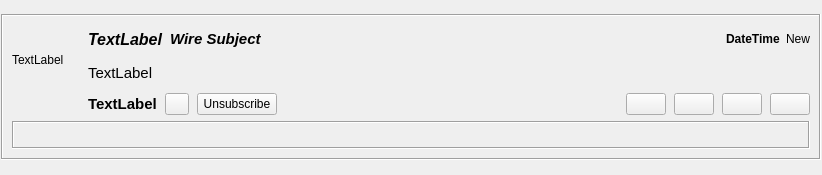
This is retroshare-gui/src/gui/feeds/WireNotifyPostItem.ui in RetroShare/RetroShare as Qt 5 draws it before an edit. The edited form follows.
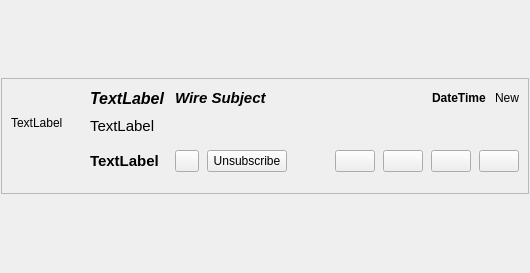
This is the edited form. Icons and pictures are not drawn.

Commit message: Fix wire post notify

```diff
--- a/retroshare-gui/src/gui/feeds/WireNotifyPostItem.ui
+++ b/retroshare-gui/src/gui/feeds/WireNotifyPostItem.ui
@@ -6,8 +6,8 @@
    <rect>
     <x>0</x>
     <y>0</y>
-    <width>822</width>
-    <height>175</height>
+    <width>530</width>
+    <height>273</height>
    </rect>
   </property>
   <layout class="QGridLayout" name="WireNotifyPostItem_GL">
@@ -41,14 +41,20 @@
       <bool>true</bool>
      </property>
      <property name="frameShape">
-      <enum>QFrame::Shape::Box</enum>
+      <enum>QFrame::StyledPanel</enum>
      </property>
      <property name="frameShadow">
-      <enum>QFrame::Shadow::Sunken</enum>
+      <enum>QFrame::Raised</enum>
      </property>
      <layout class="QVBoxLayout" name="feedFrame_VL">
       <item>
        <layout class="QHBoxLayout" name="mainTopHLayout">
+        <property name="spacing">
+         <number>9</number>
+        </property>
+        <property name="leftMargin">
+         <number>0</number>
+        </property>
         <item>
          <layout class="QVBoxLayout" name="logo_VLayout">
           <item>
@@ -97,6 +103,7 @@
               <property name="font">
                <font>
                 <pointsize>12</pointsize>
+                <weight>75</weight>
                 <italic>true</italic>
                 <bold>true</bold>
                </font>
@@ -117,6 +124,7 @@
               <property name="font">
                <font>
                 <pointsize>11</pointsize>
+                <weight>75</weight>
                 <italic>true</italic>
                 <bold>true</bold>
                </font>
@@ -132,10 +140,24 @@
               </property>
              </widget>
             </item>
+            <item>
+             <spacer name="horizontalSpacer">
+              <property name="orientation">
+               <enum>Qt::Horizontal</enum>
+              </property>
+              <property name="sizeHint" stdset="0">
+               <size>
+                <width>40</width>
+                <height>20</height>
+               </size>
+              </property>
+             </spacer>
+            </item>
             <item>
              <widget class="QLabel" name="datetimelabel">
               <property name="font">
                <font>
+                <weight>75</weight>
                 <bold>true</bold>
                </font>
               </property>
@@ -175,6 +197,7 @@
               <property name="font">
                <font>
                 <pointsize>11</pointsize>
+                <weight>75</weight>
                 <italic>false</italic>
                 <bold>true</bold>
                </font>
@@ -233,9 +256,6 @@
             </item>
             <item>
              <spacer name="buttons_HSpacer">
-              <property name="orientation">
-               <enum>Qt::Orientation::Horizontal</enum>
-              </property>
               <property name="sizeHint" stdset="0">
                <size>
                 <width>40</width>
@@ -349,21 +369,15 @@
            <property name="frameShadow">
             <enum>QFrame::Shadow::Sunken</enum>
            </property>
-           <layout class="QVBoxLayout" name="msgFrame_VL">
-            <property name="leftMargin">
-             <number>5</number>
-            </property>
-            <property name="topMargin">
-             <number>5</number>
-            </property>
-            <property name="rightMargin">
-             <number>5</number>
-            </property>
-            <property name="bottomMargin">
-             <number>5</number>
-            </property>
-            <item>
              <widget class="QLabel" name="msgLabel">
+            <property name="geometry">
+             <rect>
+              <x>5</x>
+              <y>41</y>
+              <width>17</width>
+              <height>25</height>
+             </rect>
+            </property>
               <property name="sizePolicy">
                <sizepolicy hsizetype="MinimumExpanding" vsizetype="Preferred">
                 <horstretch>0</horstretch>
@@ -383,11 +397,9 @@
                <bool>true</bool>
               </property>
               <property name="textInteractionFlags">
-               <set>Qt::TextInteractionFlag::LinksAccessibleByMouse|Qt::TextInteractionFlag::TextSelectableByKeyboard|Qt::TextInteractionFlag::TextSelectableByMouse</set>
-              </property>
-             </widget>
-            </item>
-           </layout>
+             <set>Qt::NoTextInteraction</set>
+            </property>
+           </widget>
           </widget>
          </item>
         </layout>
@@ -395,9 +407,6 @@
       </item>
       <item>
        <spacer name="feedFrame_VSpacer">
-        <property name="orientation">
-         <enum>Qt::Orientation::Vertical</enum>
-        </property>
         <property name="sizeHint" stdset="0">
          <size>
           <width>20</width>
```
Left out of the diff: 21 changed lines with no effect on the pictures. Lines whose indentation alone changed are shown as unchanged.
